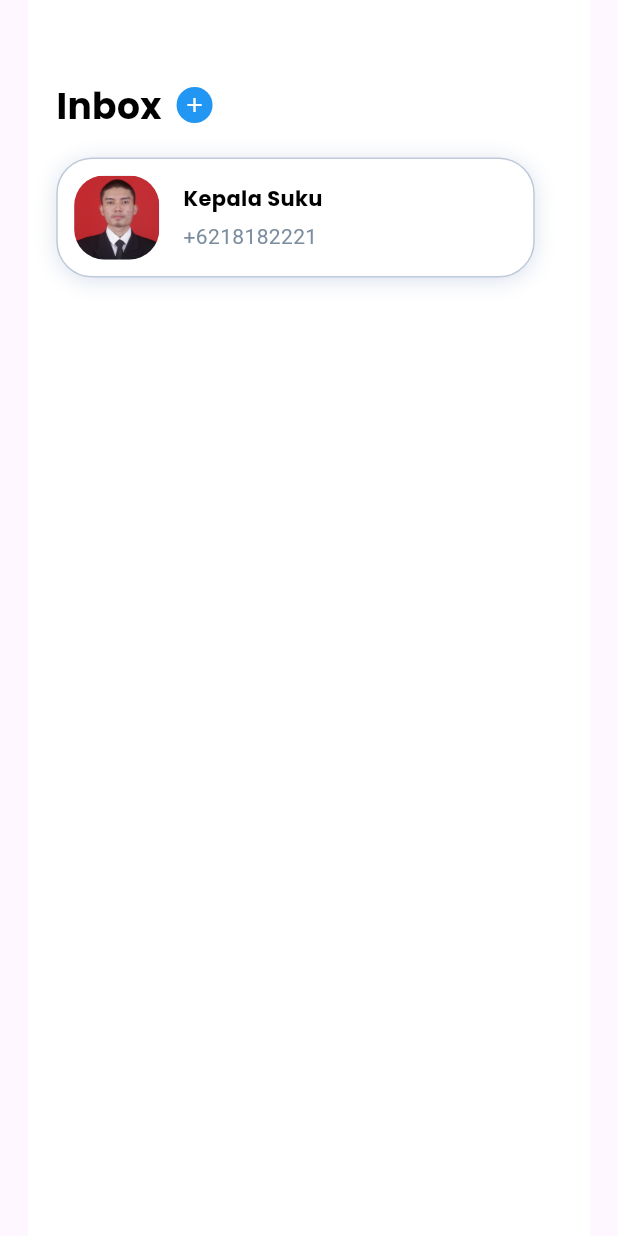
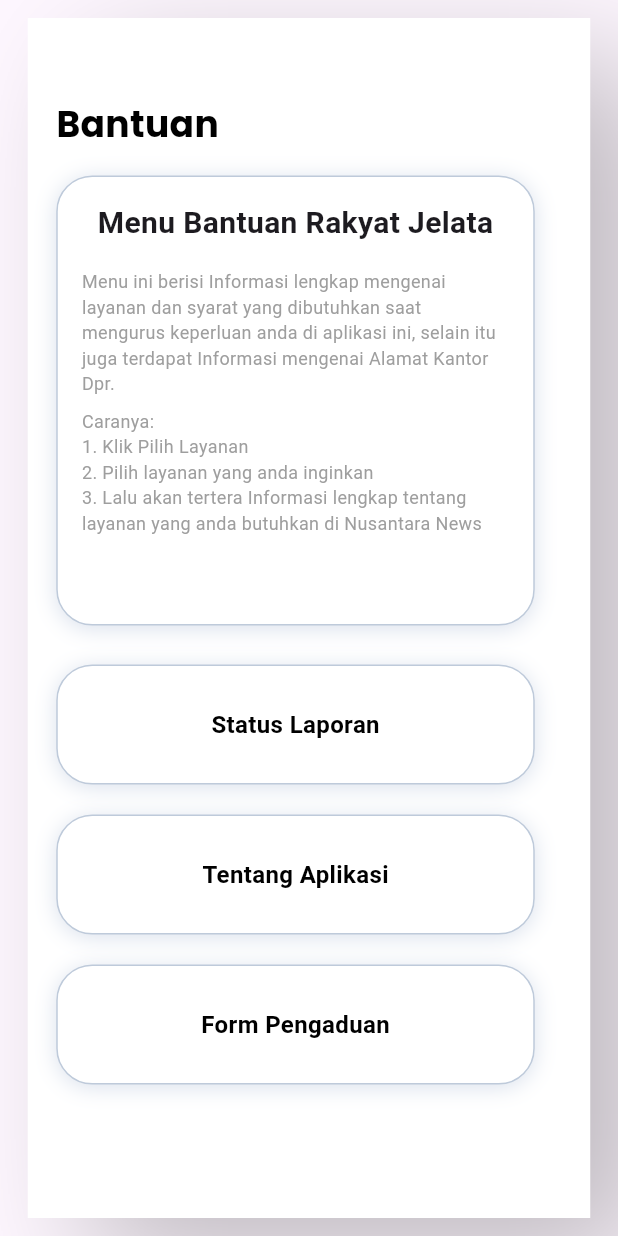
Before and after one commit to aldisakti2/Nusantara-News-App, a Flutter app: the SupportPage screen opened by its route, on a phone screen of 412 x 824 dp. Run offline on Flutter 3.47's test engine with Material 3 defaults, Android fonts, the light colour scheme and no system bars; our stand-ins replace bloc, cloud_firestore, firebase_auth, firebase_core, flutter_bloc, google_fonts and 1 more; missing offline and left inert: flutter_inappwebview; accounts and stored records are empty; network calls fail.

Commit message:
Delete Unnecessary File

```diff
--- a/lib/pages/support_page.dart
+++ b/lib/pages/support_page.dart
@@ -1,9 +1,12 @@
 import 'package:flutter/material.dart';
+import 'package:cloud_firestore/cloud_firestore.dart';
 import '../styles/colors.dart';
 import '../styles/text_style.dart';
 
 class SupportPage extends StatelessWidget {
-  const SupportPage({Key? key}) : super(key: key);
+  SupportPage({Key? key}) : super(key: key);
+
+  final TextEditingController feedbackController = TextEditingController();
 
   @override
   Widget build(BuildContext context) {
@@ -12,7 +15,7 @@ class SupportPage extends StatelessWidget {
         child: SingleChildScrollView(
           child: Container(
             width: 375,
-            height: 826,
+            height: 800,
             decoration: BoxDecoration(
               boxShadow: [
                 BoxShadow(
@@ -32,33 +35,13 @@ class SupportPage extends StatelessWidget {
                     mainAxisSize: MainAxisSize.min,
                     children: <Widget>[
                       Text(
-                        'Inbox',
+                        'Bantuan',
                         textAlign: TextAlign.left,
                         style: kHeading6.copyWith(
                           color: kBlack,
                         ),
                       ),
                       SizedBox(width: 10),
-                      GestureDetector(
-                        onTap: () {
-                          print("Add button tapped");
-                          Navigator.pushNamed(context, '/addcontact');
-                          print("Button tapped");
-                        },
-                        child: Container(
-                          width: 24,
-                          height: 24,
-                          decoration: BoxDecoration(
-                            shape: BoxShape.circle,
-                            color: Colors.blue, // Background color of the button
-                          ),
-                          child: Icon(
-                            Icons.add,
-                            color: Colors.white, // Icon color
-                            size: 16, // Icon size
-                          ),
-                        ),
-                      ),
                     ],
                   ),
                 ),
@@ -73,11 +56,134 @@ class SupportPage extends StatelessWidget {
                       children: <Widget>[
                         Container(
                           width: 319,
-                          height: 100,
+                          height: 800,
                           child: Stack(
                             children: <Widget>[
                               Positioned(
                                 top: 0,
+                                left: 0,
+                                child: Container(
+                                  width: 319,
+                                  height: 300,
+                                  decoration: BoxDecoration(
+                                    borderRadius: BorderRadius.only(
+                                      topLeft: Radius.circular(24),
+                                      topRight: Radius.circular(24),
+                                      bottomLeft: Radius.circular(24),
+                                      bottomRight: Radius.circular(24),
+                                    ),
+                                    boxShadow: [
+                                      BoxShadow(
+                                        color:
+                                            Color.fromRGBO(107, 134, 179, 0.25),
+                                        offset: Offset(0, 2),
+                                        blurRadius: 12,
+                                      ),
+                                    ],
+                                    color: Color.fromRGBO(255, 255, 255, 1),
+                                    border: Border.all(
+                                      color: Color.fromRGBO(190, 202, 218, 1),
+                                      width: 1,
+                                    ),
+                                  ),
+                                  child: Padding(
+                                    padding: const EdgeInsets.all(16.0),
+                                    child: Column(
+                                      crossAxisAlignment:
+                                          CrossAxisAlignment.start,
+                                      children: <Widget>[
+                                        Align(
+                                          alignment: Alignment.topCenter,
+                                          child: Text(
+                                            'Menu Bantuan Rakyat Jelata',
+                                            style: TextStyle(
+                                              fontSize: 20,
+                                              fontWeight: FontWeight.bold,
+                                            ),
+                                          ),
+                                        ),
+                                        SizedBox(
+                                            height:
+                                                16), // Space between title and description
+                                        Text(
+                                          'Menu ini berisi Informasi lengkap mengenai layanan dan syarat yang dibutuhkan saat mengurus keperluan anda di aplikasi ini, selain itu juga terdapat Informasi mengenai Alamat Kantor Dpr.',
+                                          textAlign: TextAlign.left,
+                                          style: TextStyle(
+                                            fontSize: 12,
+                                            color: Colors
+                                                .grey, // Change description text color to grey
+                                          ),
+                                        ),
+                                        SizedBox(
+                                            height:
+                                                8), // Space between paragraphs
+                                        Text(
+                                          'Caranya:',
+                                          textAlign: TextAlign.left,
+                                          style: TextStyle(
+                                            fontSize: 12,
+                                            color: Colors
+                                                .grey, // Change description text color to grey
+                                          ),
+                                        ),
+                                        Text(
+                                          '1. Klik Pilih Layanan\n'
+                                          '2. Pilih layanan yang anda inginkan\n'
+                                          '3. Lalu akan tertera Informasi lengkap tentang layanan yang anda butuhkan di Nusantara News',
+                                          textAlign: TextAlign.left,
+                                          style: TextStyle(
+                                            fontSize: 12,
+                                            color: Colors
+                                                .grey, // Change description text color to grey
+                                          ),
+                                        ),
+                                      ],
+                                    ),
+                                  ),
+                                ),
+                              ),
+                              Positioned(
+                                top: 326,
+                                left: 0,
+                                child: InkWell(
+                                  onTap: () {
+                                    Navigator.pushNamed(context, '/chat');
+                                    print("Button tapped");
+                                  },
+                                  child: Container(
+                                    width: 319,
+                                    height: 80,
+                                    decoration: BoxDecoration(
+                                      borderRadius: BorderRadius.circular(24),
+                                      boxShadow: [
+                                        BoxShadow(
+                                          color: Color.fromRGBO(
+                                              107, 134, 179, 0.25),
+                                          offset: Offset(0, 2),
+                                          blurRadius: 12,
+                                        ),
+                                      ],
+                                      color: Color.fromRGBO(255, 255, 255, 1),
+                                      border: Border.all(
+                                        color: Color.fromRGBO(190, 202, 218, 1),
+                                        width: 1,
+                                      ),
+                                    ),
+                                    child: Center(
+                                      child: Text(
+                                        'Status Laporan',
+                                        style: TextStyle(
+                                          color: Colors.black,
+                                          fontWeight: FontWeight.bold,
+                                          fontSize: 16,
+                                        ),
+                                      ),
+                                    ),
+                                  ),
+                                ),
+                              ),
+                              Positioned(
+                                top: 426,
                                 left: 0,
                                 child: InkWell(
                                   onTap: () {
@@ -96,7 +202,8 @@ class SupportPage extends StatelessWidget {
                                       ),
                                       boxShadow: [
                                         BoxShadow(
-                                          color: Color.fromRGBO(107, 134, 179, 0.25),
+                                          color: Color.fromRGBO(
+                                              107, 134, 179, 0.25),
                                           offset: Offset(0, 2),
                                           blurRadius: 12,
                                         ),
@@ -107,73 +214,61 @@ class SupportPage extends StatelessWidget {
                                         width: 1,
                                       ),
                                     ),
+                                    child: Center(
+                                      child: Text(
+                                        'Tentang Aplikasi',
+                                        style: TextStyle(
+                                          color: Colors.black,
+                                          fontWeight: FontWeight.bold,
+                                          fontSize: 16,
+                                        ),
+                                      ),
+                                    ),
                                   ),
                                 ),
                               ),
                               Positioned(
-                                top: 12,
-                                left: 12,
+                                top: 526,
+                                left: 0,
+                                child: InkWell(
+                                  onTap: () {
+                                    Navigator.pushNamed(context, '/chat');
+                                    print("Button tapped");
+                                  },
                                   child: Container(
-                                  decoration: BoxDecoration(),
-                                  padding: EdgeInsets.symmetric(horizontal: 0, vertical: 0),
-                                  child: Row(
-                                    mainAxisSize: MainAxisSize.min,
-                                    children: <Widget>[
-                                      Container(
-                                        width: 56.727272033691406,
-                                        height: 56,
-                                        child: Stack(
-                                          children: <Widget>[
-                                            Positioned(
-                                              top: 0,
-                                              left: 0,
-                                              child: Container(
-                                                width: 56.727272033691406,
-                                                height: 56,
+                                    width: 319,
+                                    height: 80,
                                     decoration: BoxDecoration(
                                       borderRadius: BorderRadius.only(
-                                                    topLeft: Radius.circular(20),
-                                                    topRight: Radius.circular(20),
-                                                    bottomLeft: Radius.circular(20),
-                                                    bottomRight: Radius.circular(20),
+                                        topLeft: Radius.circular(24),
+                                        topRight: Radius.circular(24),
+                                        bottomLeft: Radius.circular(24),
+                                        bottomRight: Radius.circular(24),
                                       ),
-                                                  image: DecorationImage(
-                                                    image: AssetImage('assets/images/user-aldi.png'),
-                                                    fit: BoxFit.cover,
+                                      boxShadow: [
+                                        BoxShadow(
+                                          color: Color.fromRGBO(
+                                              107, 134, 179, 0.25),
+                                          offset: Offset(0, 2),
+                                          blurRadius: 12,
                                         ),
-                                                  color: Color.fromRGBO(107, 134, 179, 0.25),
+                                      ],
+                                      color: Color.fromRGBO(255, 255, 255, 1),
+                                      border: Border.all(
+                                        color: Color.fromRGBO(190, 202, 218, 1),
+                                        width: 1,
+                                      ),
+                                    ),
+                                    child: Center(
+                                      child: Text(
+                                        'Form Pengaduan',
+                                        style: TextStyle(
+                                          color: Colors.black,
+                                          fontWeight: FontWeight.bold,
+                                          fontSize: 16,
                                         ),
                                       ),
                                     ),
-                                          ],
-                                        ),
-                                      ),
-                                      SizedBox(width: 16),
-                                      Container(
-                                        child: Column(
-                                          crossAxisAlignment: CrossAxisAlignment.start,
-                                          children: <Widget>[
-                                            Text(
-                                              'Kepala Suku',
-                                              textAlign: TextAlign.left,
-                                              style: kHeading6.copyWith(
-                                                color: kBlack,
-                                                fontSize: 14,
-                                              ),
-                                            ),
-                                            SizedBox(height: 5),
-                                            Text(
-                                              '+6218182221',
-                                              textAlign: TextAlign.left,
-                                              style: TextStyle(
-                                                color: Color.fromRGBO(123, 141, 158, 1),
-                                                fontSize: 14,
-                                              ),
-                                            ),
-                                          ],
-                                        ),
-                                      ),
-                                    ],
                                   ),
                                 ),
                               ),
--- a/lib/utils/routes.dart
+++ b/lib/utils/routes.dart
@@ -1,6 +1,6 @@
 import 'package:flutter/material.dart';
-import 'package:nusantara_news_app/pages/add_contact_page.dart';
 import 'package:nusantara_news_app/pages/support_page.dart';
+import 'package:nusantara_news_app/pages/feedback_page.dart';
 import '../pages/main_page.dart';
 import '../pages/login_page.dart';
 import '../pages/register_page.dart';
@@ -20,11 +20,11 @@ Route? generateRoute(RouteSettings settings) {
     case rMain:
       _route = _pageRoute(body: MainPage(), settings: settings);
       break;
+    case rFeedback:
+      _route = _pageRoute(body: FeedbackPage(), settings: settings);
+      break;
     case rSupport:
       _route = _pageRoute(body: SupportPage(), settings: settings);
-      break;
-    case rAddContact:
-      _route = _pageRoute(body: AddContactPage(), settings: settings);
       break;
   }
   return _route;
@@ -34,5 +34,5 @@ final NAV_KEY = GlobalKey<NavigatorState>();
 const String rLogin = '/login';
 const String rRegister = '/register';
 const String rMain = '/main';
+const String rFeedback = '/feedback';
 const String rSupport = '/support';
-const String rAddContact = '/addcontact';
```
Also changed, not shown: lib/pages/feedback_page.dart (renamed from lib/pages/profile_page.dart, +3 -4 lines), lib/pages/home_page.dart (+10 -13 lines), lib/pages/main_page.dart (+3 -4 lines), lib/pages/portofolio_page.dart (deleted, +0 -277 lines), lib/pages/webview_page.dart (deleted, +0 -40 lines). Lines whose indentation alone changed are shown as unchanged.
